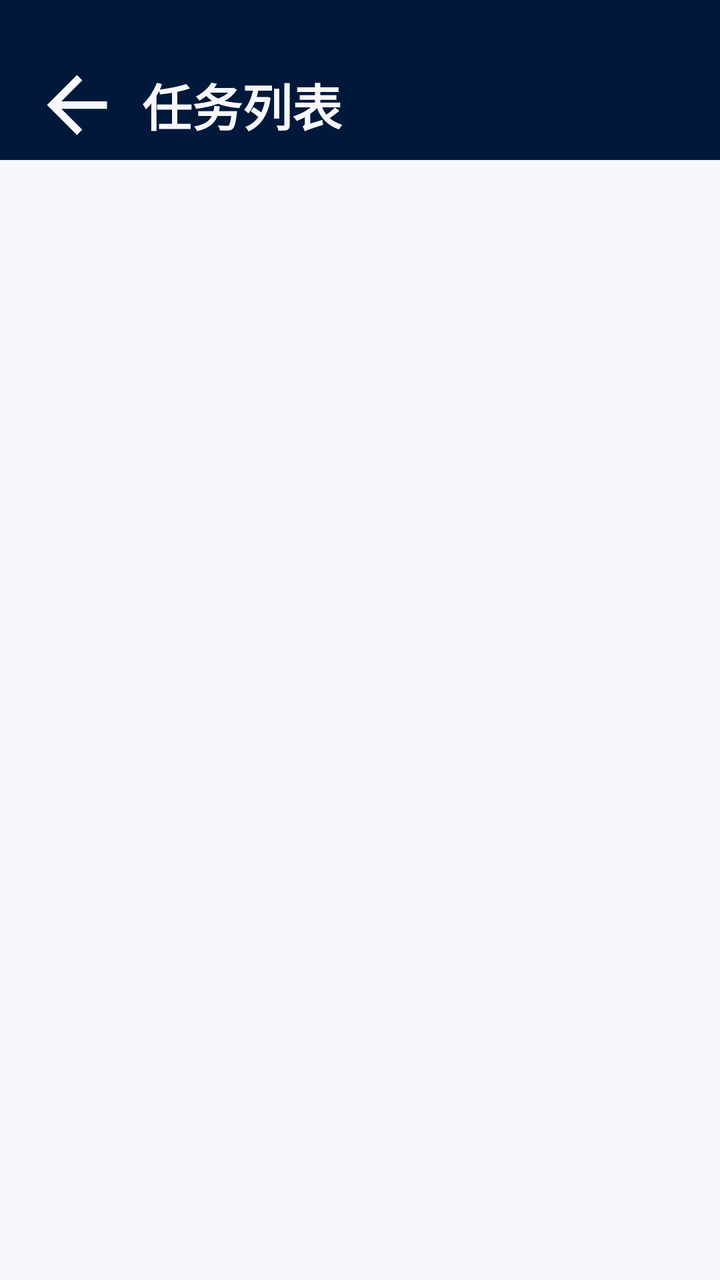
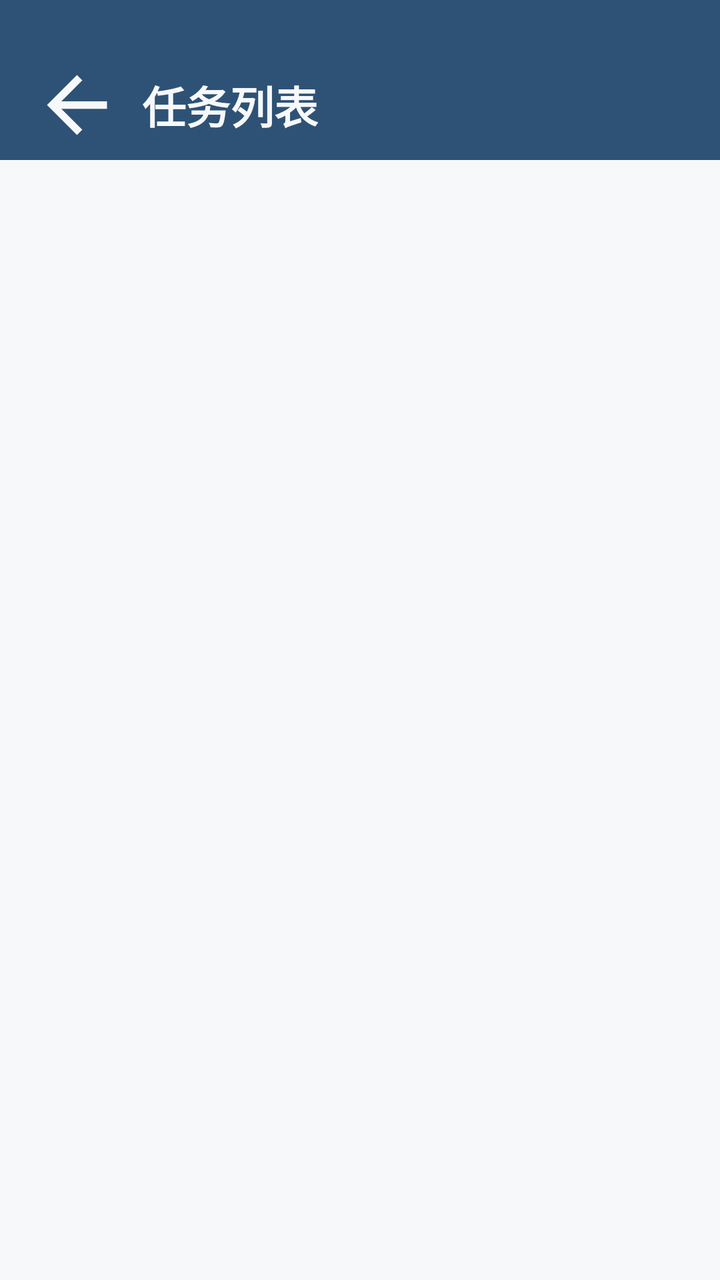

Two renders of the same Android screen: before a commit and after it. Below are the layout's source before the change and the commit's diff.
<!-- AndroidManifest.xml: application theme Theme.Qgent -->
<!-- res/layout/fragment_tasks_list.xml -->
<?xml version="1.0" encoding="utf-8"?>
<LinearLayout xmlns:android="http://schemas.android.com/apk/res/android"
    xmlns:app="http://schemas.android.com/apk/res-auto"
    android:orientation="vertical"
    android:background="@color/off_white"
    android:layout_width="match_parent"
    android:layout_height="match_parent">
    <LinearLayout
        android:id="@+id/title"
        android:layout_width="match_parent"
        android:layout_height="wrap_content"
        android:gravity="center_vertical"
        android:orientation="horizontal"
        android:paddingStart="16dp"
        android:paddingTop="15dp"
        android:paddingEnd="10dp"
        android:paddingBottom="10dp"
        android:background="@color/navy">
        <ImageView
            android:id="@+id/iv_back"
            android:src="@drawable/ic_back"
            android:layout_marginTop="10dp"
            app:tint="@color/off_white"
            android:layout_width="45dp"
            android:layout_height="45dp"/>

        <TextView
            android:id="@+id/tvProjectName"
            android:layout_width="wrap_content"
            android:layout_height="wrap_content"
            android:text="任务列表"
            android:textColor="@color/off_white"
            android:layout_marginTop="10dp"
            android:layout_marginStart="10dp"
            android:textSize="25sp"
            android:textStyle="bold"
            />
    </LinearLayout>

    <androidx.recyclerview.widget.RecyclerView
        android:layout_width="match_parent"
        android:layout_height="0dp"/>
</LinearLayout>
<!-- resources referenced by this layout -->
<resources>
  <color name="navy">#00183A</color>
  <color name="off_white">#F6F8FB</color>
  <!-- drawable ic_back (drawable) -->
  <vector xmlns:android="http://schemas.android.com/apk/res/android"
      android:width="30dp"
      android:height="30dp"
      android:viewportWidth="24"
      android:viewportHeight="24">
      <path
          android:fillColor="#FF000000"
          android:pathData="M20,11L7.83,11l5.59,-5.59L12,4l-8,8 8,8 1.41,-1.41L7.83,13L20,13v-2z" />
  </vector>
  <style name="Theme.Qgent" parent="Base.Theme.Qgent" />
  <style name="Base.Theme.Qgent" parent="Theme.Material3.DayNight.NoActionBar">
          <item name="colorPrimary">@color/navy</item>
          <item name="colorOnPrimary">@color/white</item>
          <item name="colorPrimaryContainer">@color/blue_tint</item>
          <item name="colorOnPrimaryContainer">@color/navy</item>
          <item name="colorSecondary">@color/slate_gray</item>
          <item name="colorOnSecondary">@color/white</item>
          <item name="android:colorBackground">@color/off_white</item>
          <item name="colorSurface">@color/white</item>
          <item name="colorOnSurface">@color/charcoal</item>
          <item name="colorOnBackground">@color/charcoal</item>
          <item name="colorOutline">@color/gray</item>
          <item name="colorSurfaceVariant">@color/light_gray</item>
          <item name="colorOnSurfaceVariant">@color/gray_dark</item>
          <item name="android:statusBarColor">@android:color/transparent</item>
      </style>
  <color name="white">#FFFFFFFF</color>
  <color name="blue_tint">#D6E2F5</color>
  <color name="slate_gray">#55617C</color>
  <color name="charcoal">#1A1C1E</color>
  <color name="gray">#74777F</color>
  <color name="light_gray">#E9EAF2</color>
  <color name="gray_dark">#44474F</color>
</resources>

<!-- the commit's change to res/layout/fragment_tasks_list.xml (unified diff, before → after) -->
@@ -32,7 +32,7 @@
             android:textColor="@color/off_white"
             android:layout_marginTop="10dp"
             android:layout_marginStart="10dp"
-            android:textSize="25sp"
+            android:textSize="22sp"
             android:textStyle="bold"
             />
     </LinearLayout>
<!-- resource entries referenced after the edit -->
@@ -1,7 +1,7 @@
 <!-- resources referenced by this layout -->
 <resources>
-  <color name="navy">#00183A</color>
-  <color name="off_white">#F6F8FB</color>
+  <color name="navy">#2E5275</color>
+  <color name="off_white">#F7F8FA</color>
   <!-- drawable ic_back (drawable) -->
   <vector xmlns:android="http://schemas.android.com/apk/res/android"
       android:width="30dp"
@@ -14,12 +14,14 @@
   </vector>
   <style name="Theme.Qgent" parent="Base.Theme.Qgent" />
   <style name="Base.Theme.Qgent" parent="Theme.Material3.DayNight.NoActionBar">
-          <item name="colorPrimary">@color/navy</item>
+          <item name="colorPrimary">@color/primary</item>
           <item name="colorOnPrimary">@color/white</item>
-          <item name="colorPrimaryContainer">@color/blue_tint</item>
-          <item name="colorOnPrimaryContainer">@color/navy</item>
-          <item name="colorSecondary">@color/slate_gray</item>
+          <item name="colorPrimaryContainer">@color/primary_container</item>
+          <item name="colorOnPrimaryContainer">@color/on_primary_container</item>
+          <item name="colorSecondary">@color/teal</item>
           <item name="colorOnSecondary">@color/white</item>
+          <item name="colorTertiary">@color/status_yellow</item>
+          <item name="colorOnTertiary">@color/white</item>
           <item name="android:colorBackground">@color/off_white</item>
           <item name="colorSurface">@color/white</item>
           <item name="colorOnSurface">@color/charcoal</item>
@@ -29,12 +31,15 @@
           <item name="colorOnSurfaceVariant">@color/gray_dark</item>
           <item name="android:statusBarColor">@android:color/transparent</item>
       </style>
+  <color name="primary">#2F6FED</color>
   <color name="white">#FFFFFFFF</color>
-  <color name="blue_tint">#D6E2F5</color>
-  <color name="slate_gray">#55617C</color>
-  <color name="charcoal">#1A1C1E</color>
-  <color name="gray">#74777F</color>
-  <color name="light_gray">#E9EAF2</color>
-  <color name="gray_dark">#44474F</color>
+  <color name="primary_container">#E6F0FF</color>
+  <color name="on_primary_container">#001B3C</color>
+  <color name="teal">#137C8A</color>
+  <color name="status_yellow">#B7791F</color>
+  <color name="charcoal">#17202A</color>
+  <color name="gray">#7B8794</color>
+  <color name="light_gray">#E4E9F0</color>
+  <color name="gray_dark">#4B5563</color>
 </resources>
 
